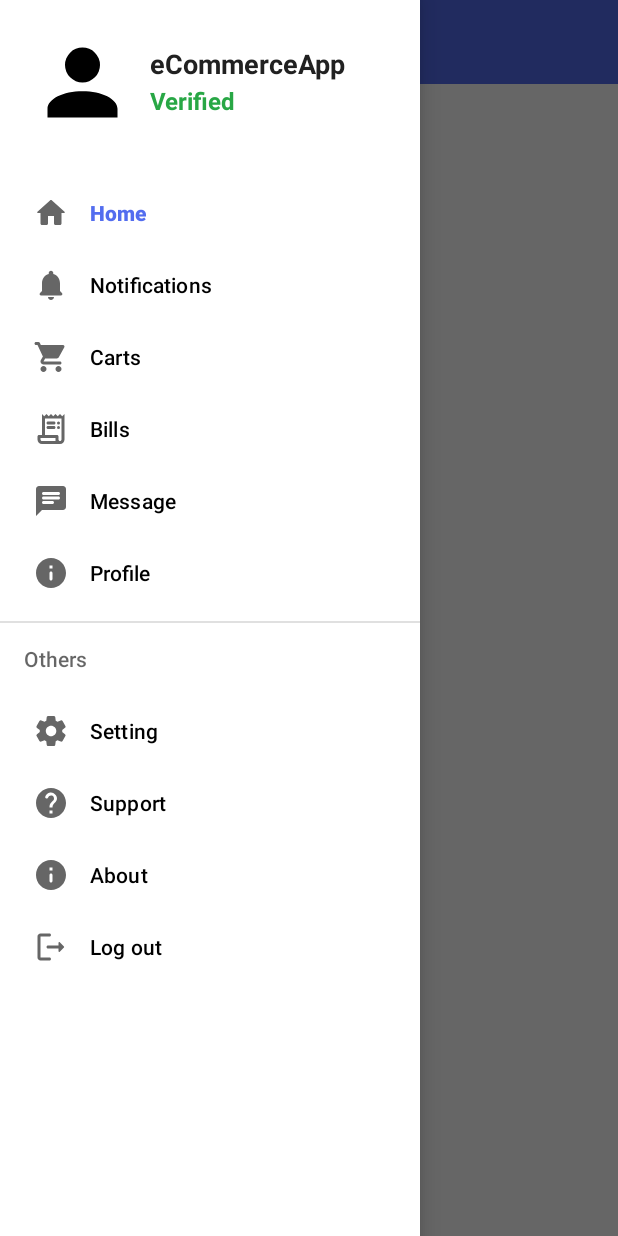
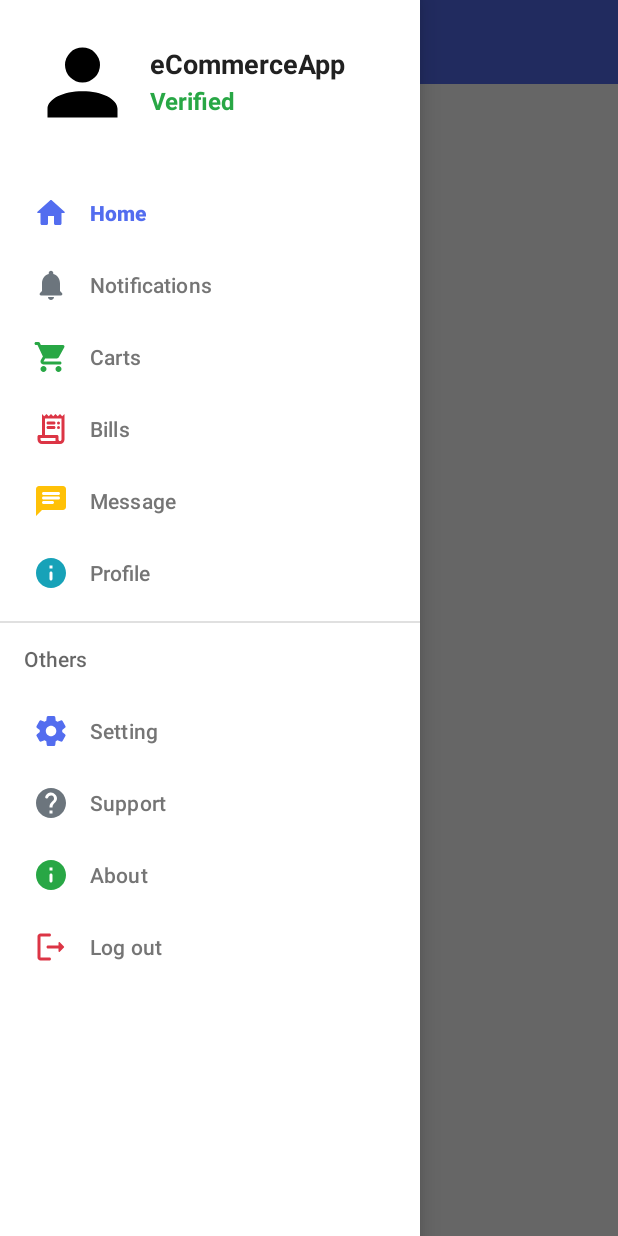
Before and after one commit to quockhanhtn/eCommerceAndroidApp, an Android app: the screen it shows after launch (MainActivity), with the side drawer open, on a phone screen of 412 x 824 dp. Run offline under Robolectric (Android 15) with nearby library versions, the phone set to English and light mode, and no system bars; our stand-ins replace navigation-ui; plain views replace RoundedImageView.

Commit message:
Update nav icon color

```diff
--- a/app/src/main/java/hcmute/edu/vn/id18110304/Activities/MainActivity.java
+++ b/app/src/main/java/hcmute/edu/vn/id18110304/Activities/MainActivity.java
@@ -1,6 +1,10 @@
 package hcmute.edu.vn.id18110304.Activities;
 
+import android.content.Intent;
+import android.graphics.Color;
+import android.graphics.PorterDuff;
 import android.os.Bundle;
+import android.view.MenuItem;
 import android.view.View;
 import android.widget.ImageView;
 
@@ -13,8 +17,14 @@ import androidx.navigation.ui.NavigationUI;
 
 import com.google.android.material.navigation.NavigationView;
 
+import java.util.Arrays;
+import java.util.Collections;
+import java.util.HashMap;
+import java.util.Map;
+
 import hcmute.edu.vn.id18110304.Interfaces.IGenericActivity;
 import hcmute.edu.vn.id18110304.R;
+import hcmute.edu.vn.id18110304.Utils.NavigationViewUtils;
 
 public class MainActivity extends AppCompatActivity implements IGenericActivity {
 
@@ -38,6 +48,35 @@ public class MainActivity extends AppCompatActivity implements IGenericActivity
       imageViewMenu = findViewById(R.id.image_view_menu);
       navigationView = findViewById(R.id.navigation_view);
       navigationView.setItemIconTintList(null);
+      navigationView.getMenu().findItem(R.id.menu_main).getIcon().setColorFilter(Color.RED, PorterDuff.Mode.SRC_IN);
+
+      NavigationViewUtils.setIconColor(
+            navigationView,
+            Arrays.asList(
+                  R.id.menu_main,
+                  R.id.menu_notification,
+                  R.id.menu_carts,
+                  R.id.menu_bills,
+                  R.id.menu_message,
+                  R.id.menu_profile,
+                  R.id.menu_setting,
+                  R.id.menu_support,
+                  R.id.menu_about,
+                  R.id.menu_logout
+            ),
+            Arrays.asList(
+                  "#536def",
+                  "#6c757d",
+                  "#28a745",
+                  "#dc3545",
+                  "#ffc107",
+                  "#17a2b8",
+                  "#536def",
+                  "#6c757d",
+                  "#28a745",
+                  "#dc3545"
+            )
+      );
 
       navController = Navigation.findNavController(this, R.id.fragment_nav_host);
       NavigationUI.setupWithNavController(navigationView, navController);
@@ -51,5 +90,14 @@ public class MainActivity extends AppCompatActivity implements IGenericActivity
             drawerLayout.openDrawer(GravityCompat.START);
          }
       });
+
+      navigationView.getMenu().findItem(R.id.menu_logout).setOnMenuItemClickListener(new MenuItem.OnMenuItemClickListener() {
+         @Override
+         public boolean onMenuItemClick(MenuItem item) {
+            Intent intent = new Intent(MainActivity.this, LoginActivity.class);
+            startActivity(intent);
+            return false;
+         }
+      });
    }
 }
--- /dev/null
+++ b/app/src/main/java/hcmute/edu/vn/id18110304/Utils/NavigationViewUtils.java
@@ -0,0 +1,35 @@
+package hcmute.edu.vn.id18110304.Utils;
+
+import android.graphics.Color;
+import android.graphics.PorterDuff;
+import android.view.Menu;
+
+import com.google.android.material.navigation.NavigationView;
+
+import java.util.List;
+import java.util.Map;
+
+public class NavigationViewUtils {
+
+   public static void setIconColor(NavigationView navigationView, List<Integer> listMenuId, List<String> listColor) {
+      Menu menu = navigationView.getMenu();
+
+      for (int i = 0; i < listMenuId.size(); i++) {
+         int menuId = listMenuId.get(i);
+         int color = Color.parseColor(listColor.get(i));
+
+         menu.findItem(menuId).getIcon().setColorFilter(color, PorterDuff.Mode.SRC_IN);
+      }
+   }
+
+   public static void setIconColor(NavigationView navigationView, Map<Integer, String> mapMenuId_HexColor) {
+      Menu menu = navigationView.getMenu();
+
+      for (Map.Entry<Integer, String> entry : mapMenuId_HexColor.entrySet()) {
+         int menuId = entry.getKey();
+         int color = Color.parseColor(entry.getValue());
+
+         menu.findItem(menuId).getIcon().setColorFilter(color, PorterDuff.Mode.SRC_IN);
+      }
+   }
+}
--- /dev/null
+++ b/app/src/main/res/drawable/selector_navigation_item.xml
@@ -0,0 +1,5 @@
+<?xml version="1.0" encoding="utf-8"?>
+<selector xmlns:android="http://schemas.android.com/apk/res/android">
+  <item android:color="@color/colorPrimary" android:state_checked="true"/>
+  <item android:color="@color/colorTextSecondary"/>
+</selector>
--- a/app/src/main/res/layout/activity_main.xml
+++ b/app/src/main/res/layout/activity_main.xml
@@ -62,6 +62,8 @@
       android:layout_height="match_parent"
       app:menu="@menu/menu_navigation_main"
       app:headerLayout="@layout/layout_navigation_header"
+      app:itemIconTint="@drawable/selector_navigation_item"
+      app:itemTextColor="@drawable/selector_navigation_item"
       android:layout_gravity="start">
 
   </com.google.android.material.navigation.NavigationView>
```
